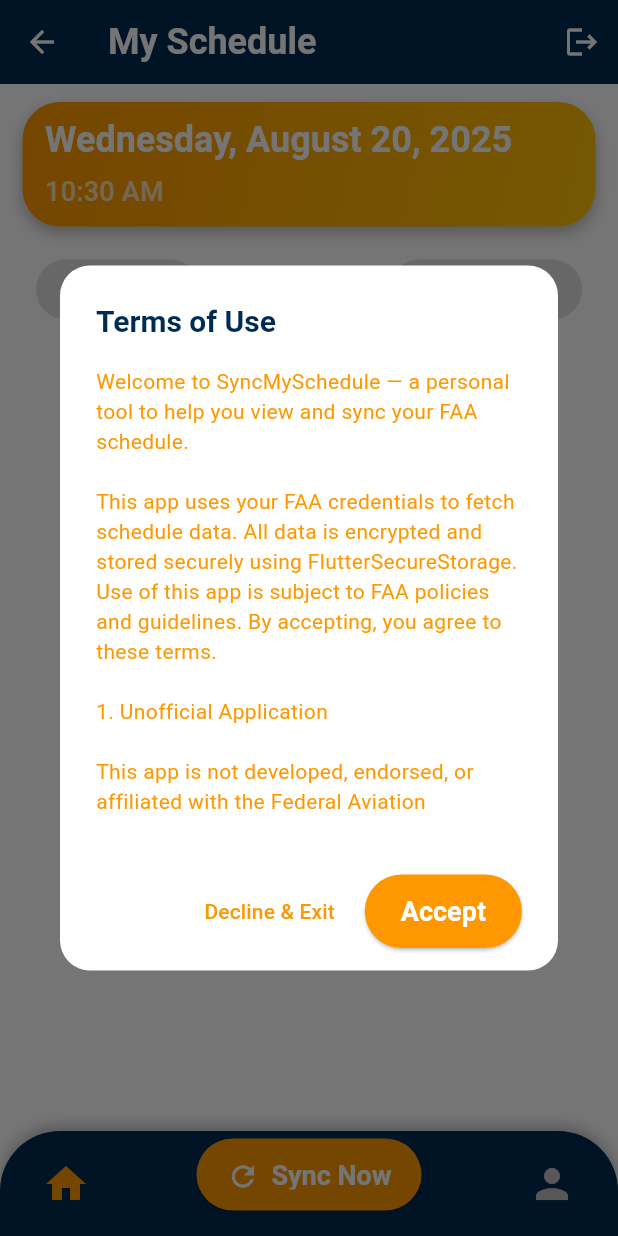
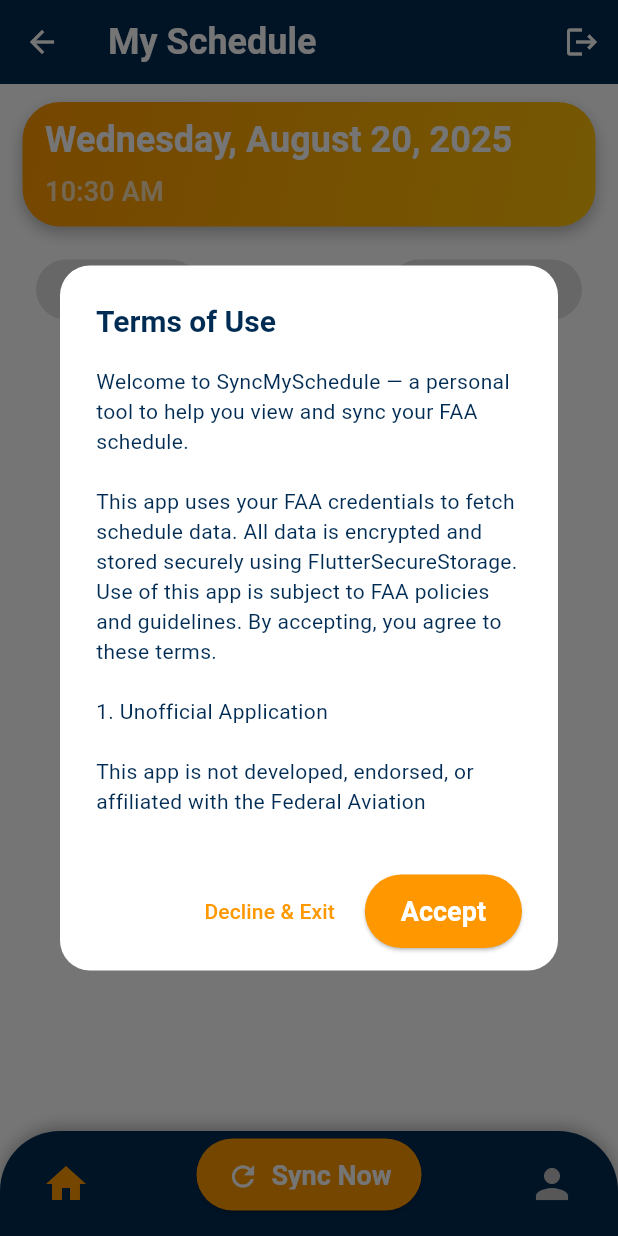
Before and after one commit to supertalentwiz/syncmyschedule, a Flutter app: the MainTabs screen opened by its route, on a phone screen of 412 x 824 dp. Run offline on Flutter 3.47's test engine with Material 3 defaults, Android fonts, the phone set to English and light mode, and no system bars; our stand-ins replace cloud_functions, file_picker, firebase_auth, firebase_core, flutter_secure_storage, permission_handler and 3 more; missing offline and left inert: device_calendar; accounts and stored records are empty.

Commit message:
feat: updated the color of terms of use modal text

```diff
--- a/lib/widgets/common/terms_of_use_dialog.dart
+++ b/lib/widgets/common/terms_of_use_dialog.dart
@@ -64,7 +64,7 @@
 We are not liable for any loss, delay, or consequence arising from the use of this app, including but not limited to missed shifts, schedule errors, or FAA access restrictions.
             ''',
             style: const TextStyle(
-              color: Colors.orange,
+              color: AppColors.primary,
               height: 1.4,
               fontSize: 14,
             ),
```
Also changed, not shown: lib/providers/schedule_provider.dart (+15 -1 lines).
